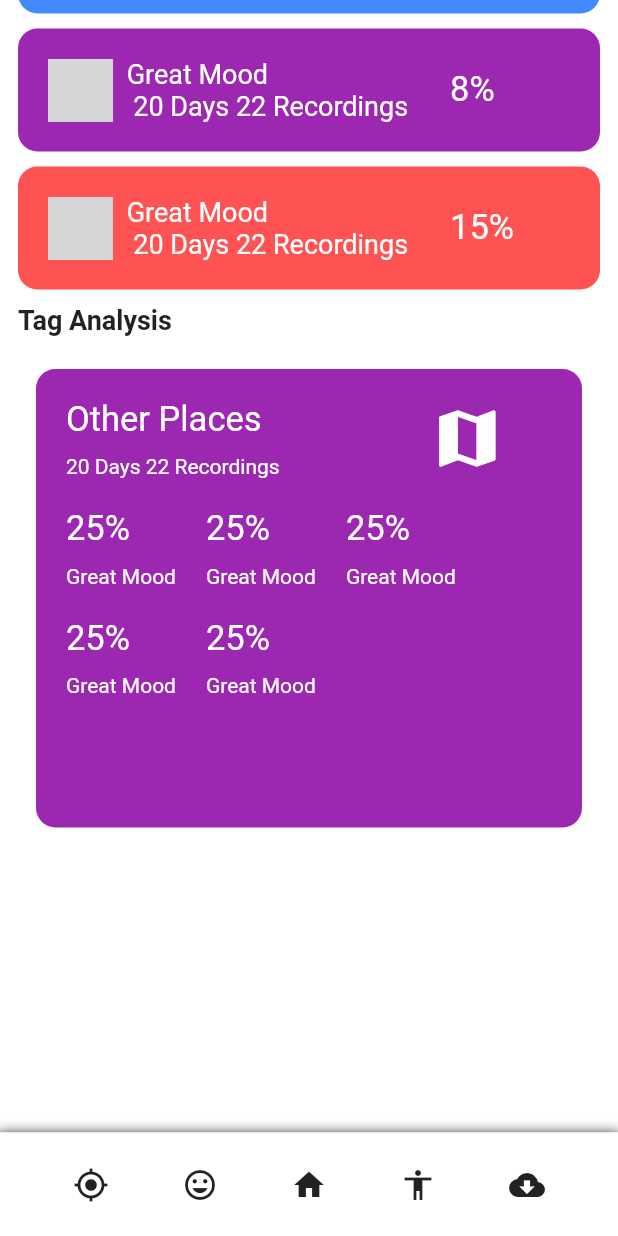
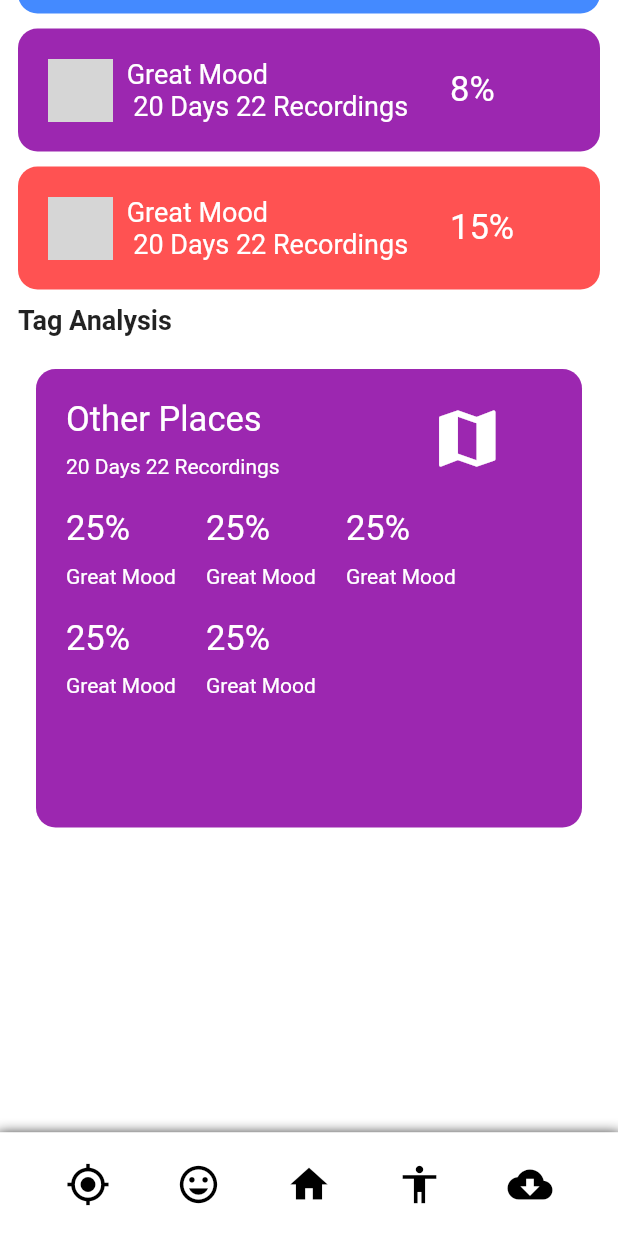
Before and after one commit to johnwanjema/Book_keepa, a Flutter app: the moodsStats screen opened directly, scrolled down 576 dp, on a phone screen of 412 x 824 dp. Run offline on Flutter 3.47's test engine with Material 2 defaults, Android fonts, the phone set to English and light mode, and no system bars; network calls fail; grey boxes are pictures that could not be loaded.

Commit message:
pass color to bottom nav item

```diff
--- a/lib/widgets/bottomNavItem.dart
+++ b/lib/widgets/bottomNavItem.dart
@@ -2,13 +2,19 @@ import 'package:flutter/material.dart';
 
 class BottomNavItem extends StatelessWidget {
   final IconData icon;
+  final Color color;
   const BottomNavItem({
     Key key,
-    this.icon,
+    this.icon, this.color,
   }) : super(key: key);
 
   @override
   Widget build(BuildContext context) {
-    return GestureDetector(child: Icon(icon));
+    return GestureDetector(
+        child: Icon(
+      icon,
+      size: 30,
+      color: color != null ? color : Colors.black,
+    ));
   }
 }
```
